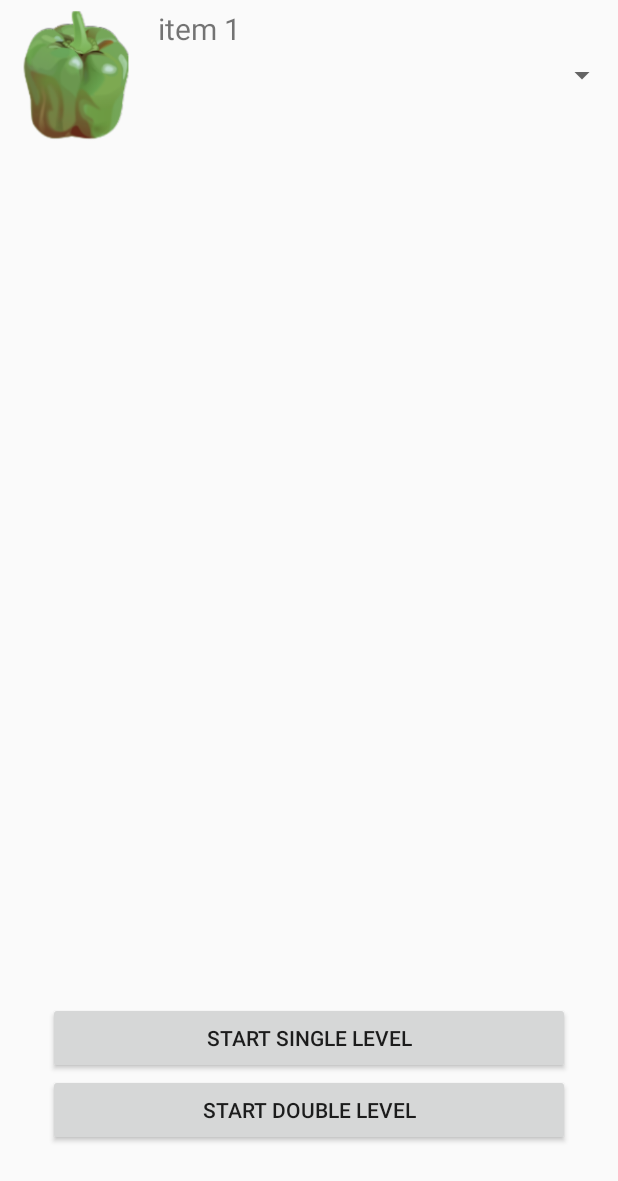
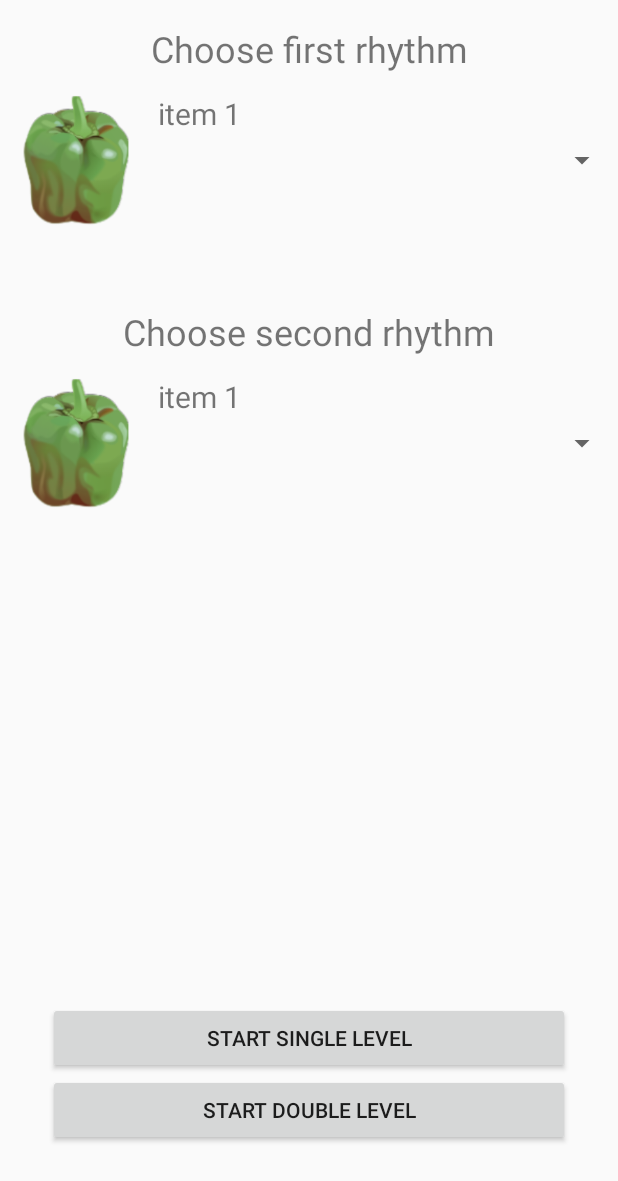
Before and after one commit to rowericzi/both-sides, an Android app: the screen it shows after launch (MainActivity), on a phone screen of 412 x 824 dp. Shown: the top 1181 px of the screen. Run offline under Robolectric (Android 15) with nearby library versions, the light colour scheme and no system bars.

Commit message:
Added second Spinner in main menu

```diff
--- a/app/src/main/java/com/example/bothsides/GameManager.java
+++ b/app/src/main/java/com/example/bothsides/GameManager.java
@@ -25,9 +25,10 @@ public class GameManager extends Thread {
 	private final ArrayList<Integer> timestamps = new ArrayList<>();
 	private final ArrayList<Integer> userInputTimestamps = new ArrayList<>();
 	private Long startTime;
-	//this is global, so it can be accessed by cancelGame();
+	//these are global, so they can be accessed by cancelGame();
 	private final Timer endGameTimer = new Timer();
 	private final Timer metronomeTimer = new Timer();
+
 	private final double tempo;
 	private boolean activateMetronome = false;
 	private MediaPlayer metronome;
--- a/app/src/main/java/com/example/bothsides/MainActivity.java
+++ b/app/src/main/java/com/example/bothsides/MainActivity.java
@@ -1,7 +1,9 @@
 package com.example.bothsides;
 
+import android.content.Context;
 import android.content.Intent;
 import android.os.Bundle;
+import android.util.DisplayMetrics;
 import android.view.View;
 import android.widget.AdapterView;
 import android.widget.Spinner;
@@ -9,7 +11,7 @@ import android.widget.Toast;
 
 import androidx.appcompat.app.AppCompatActivity;
 
-public class MainActivity extends AppCompatActivity implements AdapterView.OnItemSelectedListener {
+public class MainActivity extends AppCompatActivity{
 	public static final String EXTRA_TEMPO = "com.example.bothsides.TEMPO";
 	public static final String EXTRA_METRE = "com.example.bothsides.METRE";
 
@@ -24,8 +26,9 @@ public class MainActivity extends AppCompatActivity implements AdapterView.OnIte
 	public static final String EXTRA_RESULT_1 = "com.example.bothsides.RESULTS_1";
 	public static final String EXTRA_RESULT_2 = "com.example.bothsides.RESULTS_2";
 	public static final String EXTRA_HAS_RESULT_2 = "com.example.bothsides.HAS_RESULTS_2";
-
-	Spinner spinner;
+	Context context = this;
+	Spinner spinner1;
+	Spinner spinner2;
 	String[] listItems = {"item 1", "item 2 ", "item 3", "item 4", "item 2137"};
 	int[] listImages = {
 		R.drawable.papryka,
@@ -37,10 +40,39 @@ public class MainActivity extends AppCompatActivity implements AdapterView.OnIte
 	protected void onCreate(Bundle savedInstanceState) {
 		super.onCreate(savedInstanceState);
 		setContentView(R.layout.activity_main);
-		spinner = (Spinner) findViewById(R.id.spinner);
+
+		DisplayMetrics metrics = new DisplayMetrics();
+		getWindowManager().getDefaultDisplay().getMetrics(metrics);
+
 		ImageArrayAdapter adapter = new ImageArrayAdapter(this, listItems, listImages);
-		spinner.setAdapter(adapter);
-		spinner.setOnItemSelectedListener(this);
+		spinner1 = (Spinner) findViewById(R.id.spinner1);
+		spinner1.setDropDownWidth(metrics.widthPixels);
+		spinner1.setAdapter(adapter);
+		spinner1.setOnItemSelectedListener(new AdapterView.OnItemSelectedListener() {
+			@Override
+			public void onItemSelected(AdapterView<?> parent, View view, int position, long id) {
+				Toast.makeText(context, "spinner 1" + listItems[position], Toast.LENGTH_SHORT).show();
+			}
+
+			@Override
+			public void onNothingSelected(AdapterView<?> parent) {
+
+			}
+		});
+		spinner2 = (Spinner) findViewById(R.id.spinner2);
+		spinner2.setDropDownWidth(metrics.widthPixels);
+		spinner2.setAdapter(adapter);
+		spinner2.setOnItemSelectedListener(new AdapterView.OnItemSelectedListener() {
+			@Override
+			public void onItemSelected(AdapterView<?> parent, View view, int position, long id) {
+				Toast.makeText(context, "spinner 2" + listItems[position], Toast.LENGTH_SHORT).show();
+			}
+
+			@Override
+			public void onNothingSelected(AdapterView<?> parent) {
+
+			}
+		});
 	}
 
 	public void startSingleLevel(View view) {
@@ -67,13 +99,4 @@ public class MainActivity extends AppCompatActivity implements AdapterView.OnIte
 
 		startActivity(intent);
 	}
-
-	@Override
-	public void onItemSelected(AdapterView<?> parent, View view, int position, long id) {
-		Toast.makeText(this, listItems[position], Toast.LENGTH_SHORT).show();
-	}
-
-	@Override
-	public void onNothingSelected(AdapterView<?> parent) {
-	}
 }
--- a/app/src/main/res/layout/activity_double_level.xml
+++ b/app/src/main/res/layout/activity_double_level.xml
@@ -23,7 +23,7 @@
         android:layout_width="wrap_content"
         android:layout_height="wrap_content"
         android:layout_marginStart="32dp"
-        android:layout_marginBottom="32dp"
+        android:layout_marginBottom="48dp"
         android:onClick="userInput1"
         android:text="@string/click"
         app:layout_constraintBottom_toBottomOf="parent"
@@ -46,7 +46,7 @@
         android:layout_width="0dp"
         android:layout_height="wrap_content"
         android:layout_marginEnd="32dp"
-        android:layout_marginBottom="32dp"
+        android:layout_marginBottom="48dp"
         android:onClick="userInput2"
         android:text="@string/click"
         app:layout_constraintBottom_toBottomOf="parent"
--- a/app/src/main/res/layout/activity_main.xml
+++ b/app/src/main/res/layout/activity_main.xml
@@ -34,9 +34,43 @@
         app:layout_constraintStart_toStartOf="parent" />
 
     <Spinner
-        android:id="@+id/spinner"
+        android:id="@+id/spinner1"
         android:layout_width="match_parent"
         android:layout_height="wrap_content"
+        android:layout_marginTop="8dp"
+        app:layout_constraintEnd_toEndOf="parent"
+        app:layout_constraintStart_toStartOf="parent"
+        app:layout_constraintTop_toBottomOf="@+id/chooseRhythmTextView_1" />
+
+    <Spinner
+        android:id="@+id/spinner2"
+        android:layout_width="match_parent"
+        android:layout_height="wrap_content"
+        android:layout_marginTop="8dp"
+        app:layout_constraintEnd_toEndOf="parent"
+        app:layout_constraintStart_toStartOf="parent"
+        app:layout_constraintTop_toBottomOf="@+id/chooseRhythmTextView_2" />
+
+    <TextView
+        android:id="@+id/chooseRhythmTextView_2"
+        android:layout_width="wrap_content"
+        android:layout_height="wrap_content"
+        android:layout_marginTop="48dp"
+        android:text="Choose second rhythm"
+        android:textSize="24sp"
+        app:layout_constraintEnd_toEndOf="parent"
+        app:layout_constraintHorizontal_bias="0.498"
+        app:layout_constraintStart_toStartOf="parent"
+        app:layout_constraintTop_toBottomOf="@+id/spinner1" />
+
+    <TextView
+        android:id="@+id/chooseRhythmTextView_1"
+        android:layout_width="wrap_content"
+        android:layout_height="wrap_content"
+        android:layout_marginTop="16dp"
+        android:text="Choose first rhythm"
+        android:textSize="24sp"
+        app:layout_constraintEnd_toEndOf="parent"
         app:layout_constraintStart_toStartOf="parent"
         app:layout_constraintTop_toTopOf="parent" />
 
--- a/app/src/main/res/layout/activity_single_level.xml
+++ b/app/src/main/res/layout/activity_single_level.xml
@@ -26,7 +26,7 @@
         android:layout_height="wrap_content"
         android:layout_marginStart="32dp"
         android:layout_marginEnd="32dp"
-        android:layout_marginBottom="32dp"
+        android:layout_marginBottom="48dp"
         android:onClick="userInput"
         android:text="@string/click"
         app:layout_constraintBottom_toBottomOf="parent"
```
